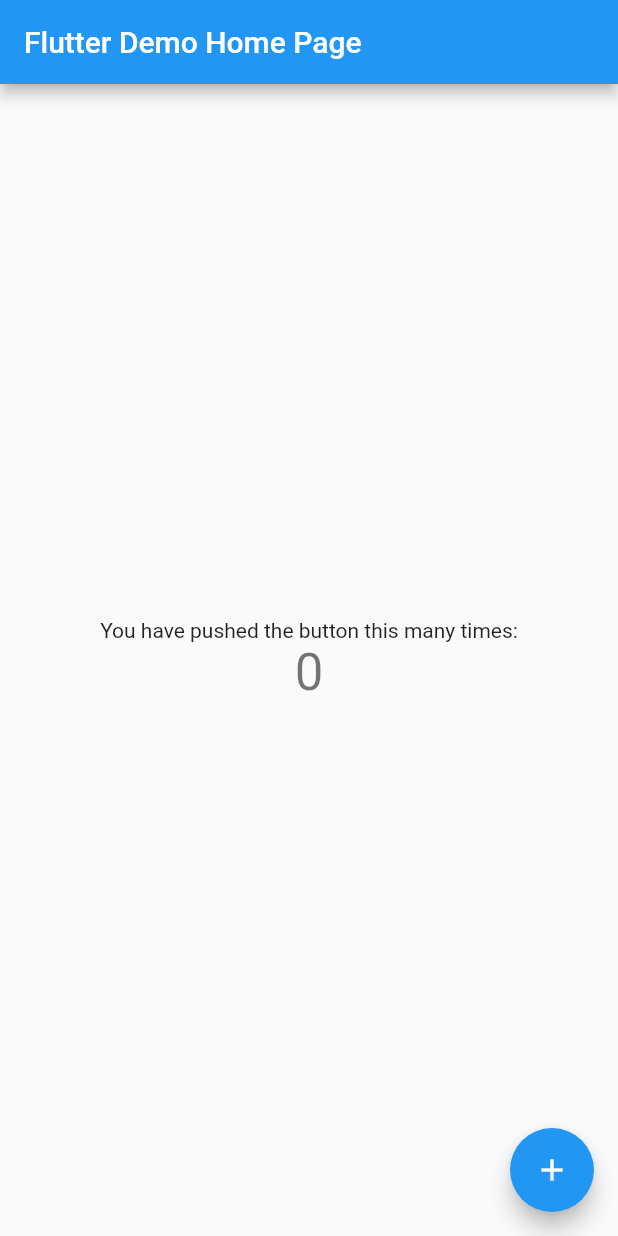
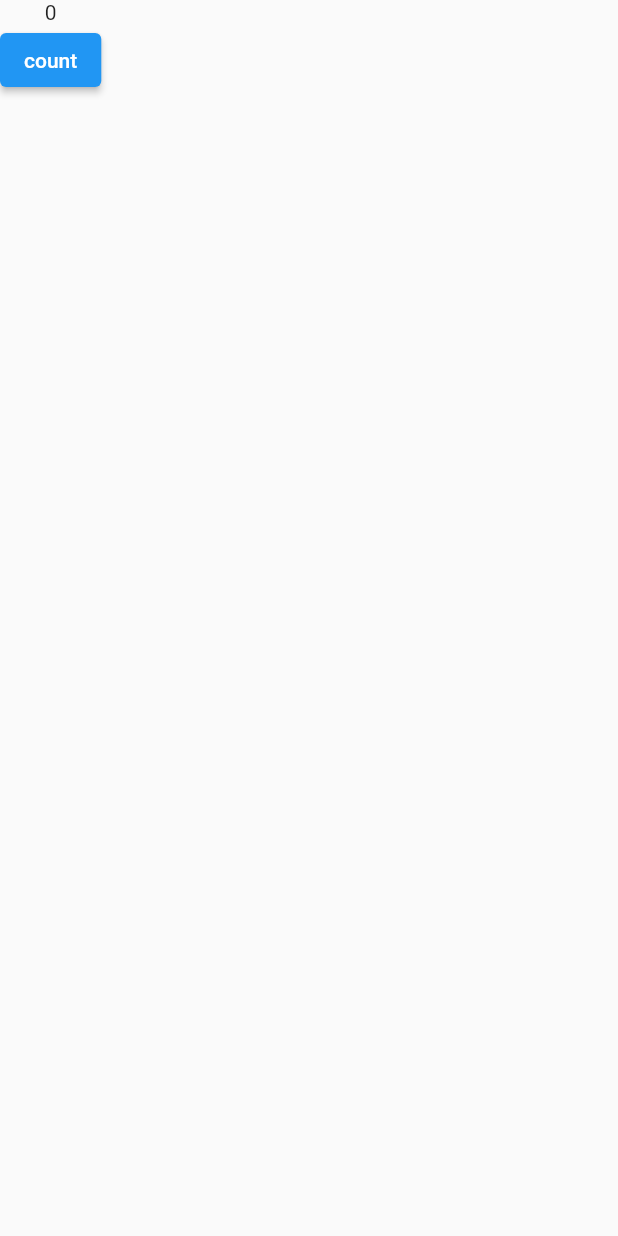
Before and after one commit to gaku3601/using_provider, a Flutter app: the screen it shows after launch, on a phone screen of 412 x 824 dp. Run offline on Flutter 3.47's test engine with Material 2 defaults, Android fonts, the phone set to English and light mode, and no system bars.

Commit message:
base作成

```diff
--- /dev/null
+++ b/lib/atom/base.dart
@@ -0,0 +1,25 @@
+import 'package:flutter/material.dart';
+
+class Base extends StatelessWidget {
+  final Widget body;
+
+  Base({this.body});
+
+  @override
+  Widget build(BuildContext context) {
+    return GestureDetector(
+      onTap: () {
+        // カーソルをはずす処理
+        final FocusScopeNode currentScope = FocusScope.of(context);
+        if (!currentScope.hasPrimaryFocus && currentScope.hasFocus) {
+          FocusManager.instance.primaryFocus.unfocus();
+        }
+      },
+      child: Scaffold(
+        body: SafeArea(
+          child: this.body,
+        ),
+      ),
+    );
+  }
+}
--- /dev/null
+++ b/lib/atom/button.dart
@@ -0,0 +1,19 @@
+import 'package:flutter/material.dart';
+
+class Button extends StatelessWidget {
+  final String label;
+  final Function onPressed;
+
+  Button(this.label, {@required this.onPressed});
+
+  @override
+  Widget build(BuildContext context) {
+    return ElevatedButton(
+      onPressed: () {
+        FocusScope.of(context).requestFocus(FocusNode()); // フォーカスをはずす
+        this.onPressed();
+      },
+      child: Text(this.label),
+    );
+  }
+}
--- a/lib/main.dart
+++ b/lib/main.dart
@@ -1,4 +1,5 @@
 import 'package:flutter/material.dart';
+import 'package:using_provider/page/first_page.dart';
 
 void main() {
   runApp(MyApp());
@@ -11,103 +12,9 @@ class MyApp extends StatelessWidget {
     return MaterialApp(
       title: 'Flutter Demo',
       theme: ThemeData(
-        // This is the theme of your application.
-        //
-        // Try running your application with "flutter run". You'll see the
-        // application has a blue toolbar. Then, without quitting the app, try
-        // changing the primarySwatch below to Colors.green and then invoke
-        // "hot reload" (press "r" in the console where you ran "flutter run",
-        // or simply save your changes to "hot reload" in a Flutter IDE).
-        // Notice that the counter didn't reset back to zero; the application
-        // is not restarted.
         primarySwatch: Colors.blue,
       ),
-      home: MyHomePage(title: 'Flutter Demo Home Page'),
+      home: FirstPage(),
     );
   }
 }
-
-class MyHomePage extends StatefulWidget {
-  MyHomePage({Key key, this.title}) : super(key: key);
-
-  // This widget is the home page of your application. It is stateful, meaning
-  // that it has a State object (defined below) that contains fields that affect
-  // how it looks.
-
-  // This class is the configuration for the state. It holds the values (in this
-  // case the title) provided by the parent (in this case the App widget) and
-  // used by the build method of the State. Fields in a Widget subclass are
-  // always marked "final".
-
-  final String title;
-
-  @override
-  _MyHomePageState createState() => _MyHomePageState();
-}
-
-class _MyHomePageState extends State<MyHomePage> {
-  int _counter = 0;
-
-  void _incrementCounter() {
-    setState(() {
-      // This call to setState tells the Flutter framework that something has
-      // changed in this State, which causes it to rerun the build method below
-      // so that the display can reflect the updated values. If we changed
-      // _counter without calling setState(), then the build method would not be
-      // called again, and so nothing would appear to happen.
-      _counter++;
-    });
-  }
-
-  @override
-  Widget build(BuildContext context) {
-    // This method is rerun every time setState is called, for instance as done
-    // by the _incrementCounter method above.
-    //
-    // The Flutter framework has been optimized to make rerunning build methods
-    // fast, so that you can just rebuild anything that needs updating rather
-    // than having to individually change instances of widgets.
-    return Scaffold(
-      appBar: AppBar(
-        // Here we take the value from the MyHomePage object that was created by
-        // the App.build method, and use it to set our appbar title.
-        title: Text(widget.title),
-      ),
-      body: Center(
-        // Center is a layout widget. It takes a single child and positions it
-        // in the middle of the parent.
-        child: Column(
-          // Column is also a layout widget. It takes a list of children and
-          // arranges them vertically. By default, it sizes itself to fit its
-          // children horizontally, and tries to be as tall as its parent.
-          //
-          // Invoke "debug painting" (press "p" in the console, choose the
-          // "Toggle Debug Paint" action from the Flutter Inspector in Android
-          // Studio, or the "Toggle Debug Paint" command in Visual Studio Code)
-          // to see the wireframe for each widget.
-          //
-          // Column has various properties to control how it sizes itself and
-          // how it positions its children. Here we use mainAxisAlignment to
-          // center the children vertically; the main axis here is the vertical
-          // axis because Columns are vertical (the cross axis would be
-          // horizontal).
-          mainAxisAlignment: MainAxisAlignment.center,
-          children: <Widget>[
-            Text(
-              'You have pushed the button this many times:',
-            ),
-            Text(
-              '$_counter',
-              style: Theme.of(context).textTheme.headline4,
-            ),
-          ],
-        ),
-      ),
-      floatingActionButton: FloatingActionButton(
-        onPressed: _incrementCounter,
-        tooltip: 'Increment',
-        child: Icon(Icons.add),
-      ), // This trailing comma makes auto-formatting nicer for build methods.
-    );
-  }
-}
--- /dev/null
+++ b/lib/page/first_page.dart
@@ -0,0 +1,22 @@
+import 'package:flutter/material.dart';
+import 'package:using_provider/atom/base.dart';
+import 'package:using_provider/atom/button.dart';
+
+class FirstPage extends StatelessWidget {
+  @override
+  Widget build(BuildContext context) {
+    return Base(
+      body: Column(
+        children: [
+          Text('0'),
+          Button(
+            'count',
+            onPressed: () {
+              print('tap');
+            },
+          )
+        ],
+      ),
+    );
+  }
+}
```
